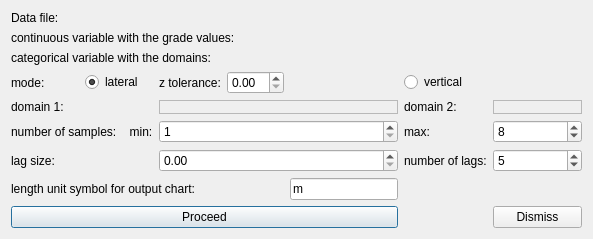
The window that dialogs/contactanalysisdialog.ui (PauloCarvalhoRJ/gammaray) describes before a commit, drawn with Qt 5.
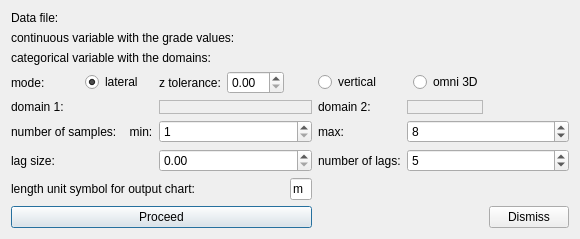
The same window after the commit.

Diff of the .ui file:
```diff
--- a/dialogs/contactanalysisdialog.ui
+++ b/dialogs/contactanalysisdialog.ui
@@ -6,21 +6,32 @@
    <rect>
     <x>0</x>
     <y>0</y>
-    <width>593</width>
+    <width>563</width>
     <height>225</height>
    </rect>
   </property>
   <property name="windowTitle">
    <string>Dialog</string>
   </property>
-  <layout class="QGridLayout" name="gridLayout" rowstretch="0,0,0,0,0,0,0,0,0,0,0,0" columnstretch="0,0,0,0,0,0,1,0" rowminimumheight="0,0,0,0,0,0,0,0,0,0,0,0" columnminimumwidth="0,0,0,0,0,0,0,0">
-   <item row="11" column="0" colspan="5">
-    <widget class="QPushButton" name="btnProceed">
+  <layout class="QGridLayout" name="gridLayout" rowstretch="0,0,0,0,0,0,0,0,0,0,0,0" columnstretch="0,0,0,0,0,0,1,0,0" rowminimumheight="0,0,0,0,0,0,0,0,0,0,0,0" columnminimumwidth="0,0,0,0,0,0,0,0,0">
+   <item row="6" column="0">
+    <widget class="QLabel" name="label_4">
      <property name="text">
-      <string>Proceed</string>
+      <string>domain 1:</string>
      </property>
-     <property name="default">
-      <bool>true</bool>
+    </widget>
+   </item>
+   <item row="0" column="0" colspan="8">
+    <widget class="QLabel" name="lblDataFile">
+     <property name="text">
+      <string>Data file: </string>
+     </property>
+    </widget>
+   </item>
+   <item row="9" column="0">
+    <widget class="QLabel" name="label_8">
+     <property name="text">
+      <string>lag size:</string>
      </property>
     </widget>
    </item>
@@ -31,10 +42,20 @@
      </property>
     </widget>
    </item>
-   <item row="9" column="5">
-    <widget class="QLabel" name="label_9">
+   <item row="10" column="0" colspan="4">
+    <widget class="QLabel" name="label_10">
      <property name="text">
-      <string>number of lags:</string>
+      <string>length unit symbol for output chart:</string>
+     </property>
+    </widget>
+   </item>
+   <item row="3" column="1">
+    <widget class="QRadioButton" name="radioLateral">
+     <property name="text">
+      <string>lateral</string>
+     </property>
+     <property name="checked">
+      <bool>true</bool>
      </property>
     </widget>
    </item>
@@ -51,6 +72,47 @@
      </property>
     </widget>
    </item>
+   <item row="3" column="2">
+    <widget class="QLabel" name="lblZTolerance">
+     <property name="text">
+      <string>z tolerance:</string>
+     </property>
+    </widget>
+   </item>
+   <item row="8" column="0" colspan="2">
+    <widget class="QLabel" name="label_6">
+     <property name="text">
+      <string>number of samples:    min:</string>
+     </property>
+    </widget>
+   </item>
+   <item row="6" column="2" colspan="3">
+    <widget class="QFrame" name="frmDomain1">
+     <property name="frameShape">
+      <enum>QFrame::StyledPanel</enum>
+     </property>
+     <property name="frameShadow">
+      <enum>QFrame::Raised</enum>
+     </property>
+     <layout class="QVBoxLayout" name="verticalLayout">
+      <property name="spacing">
+       <number>0</number>
+      </property>
+      <property name="leftMargin">
+       <number>0</number>
+      </property>
+      <property name="topMargin">
+       <number>0</number>
+      </property>
+      <property name="rightMargin">
+       <number>0</number>
+      </property>
+      <property name="bottomMargin">
+       <number>0</number>
+      </property>
+     </layout>
+    </widget>
+   </item>
    <item row="6" column="6" colspan="2">
     <widget class="QFrame" name="frmDomain2">
      <property name="frameShape">
@@ -78,10 +140,55 @@
      </layout>
     </widget>
    </item>
-   <item row="0" column="0" colspan="8">
-    <widget class="QLabel" name="lblDataFile">
+   <item row="10" column="4">
+    <widget class="QLineEdit" name="txtLengthUnitSymbol">
      <property name="text">
-      <string>Data file: </string>
+      <string>m</string>
+     </property>
+    </widget>
+   </item>
+   <item row="3" column="3">
+    <widget class="QDoubleSpinBox" name="dblSpinZTolerance">
+     <property name="toolTip">
+      <string>&lt;html&gt;&lt;head/&gt;&lt;body&gt;&lt;p&gt;This value is used with 3D non-gridded data files (e.g. point sets) to consider whether two neighboring samples are in the same Z level.&lt;/p&gt;&lt;/body&gt;&lt;/html&gt;</string>
+     </property>
+    </widget>
+   </item>
+   <item row="8" column="5">
+    <widget class="QLabel" name="label_7">
+     <property name="text">
+      <string>max:</string>
+     </property>
+    </widget>
+   </item>
+   <item row="6" column="5">
+    <widget class="QLabel" name="label_5">
+     <property name="text">
+      <string>domain 2:</string>
+     </property>
+    </widget>
+   </item>
+   <item row="9" column="5">
+    <widget class="QLabel" name="label_9">
+     <property name="text">
+      <string>number of lags:</string>
+     </property>
+    </widget>
+   </item>
+   <item row="11" column="0" colspan="5">
+    <widget class="QPushButton" name="btnProceed">
+     <property name="text">
+      <string>Proceed</string>
+     </property>
+     <property name="default">
+      <bool>true</bool>
+     </property>
+    </widget>
+   </item>
+   <item row="3" column="5">
+    <widget class="QRadioButton" name="radioVertical">
+     <property name="text">
+      <string>vertical</string>
      </property>
     </widget>
    </item>
@@ -92,33 +199,6 @@
      </property>
     </widget>
    </item>
-   <item row="6" column="2" colspan="3">
-    <widget class="QFrame" name="frmDomain1">
-     <property name="frameShape">
-      <enum>QFrame::StyledPanel</enum>
-     </property>
-     <property name="frameShadow">
-      <enum>QFrame::Raised</enum>
-     </property>
-     <layout class="QVBoxLayout" name="verticalLayout">
-      <property name="spacing">
-       <number>0</number>
-      </property>
-      <property name="leftMargin">
-       <number>0</number>
-      </property>
-      <property name="topMargin">
-       <number>0</number>
-      </property>
-      <property name="rightMargin">
-       <number>0</number>
-      </property>
-      <property name="bottomMargin">
-       <number>0</number>
-      </property>
-     </layout>
-    </widget>
-   </item>
    <item row="1" column="0" colspan="8">
     <widget class="QLabel" name="lblGradeAttribute">
      <property name="text">
@@ -133,7 +213,17 @@
      </property>
     </widget>
    </item>
-   <item row="9" column="6" colspan="2">
+   <item row="8" column="6" colspan="3">
+    <widget class="QSpinBox" name="spinMaxNumberOfSamples">
+     <property name="minimum">
+      <number>1</number>
+     </property>
+     <property name="value">
+      <number>8</number>
+     </property>
+    </widget>
+   </item>
+   <item row="9" column="6" colspan="3">
     <widget class="QSpinBox" name="spinNumberOfLags">
      <property name="minimum">
       <number>1</number>
@@ -143,100 +233,17 @@
      </property>
     </widget>
    </item>
-   <item row="8" column="0" colspan="2">
-    <widget class="QLabel" name="label_6">
-     <property name="text">
-      <string>number of samples:    min:</string>
-     </property>
-    </widget>
-   </item>
-   <item row="8" column="5">
-    <widget class="QLabel" name="label_7">
-     <property name="text">
-      <string>max:</string>
-     </property>
-    </widget>
-   </item>
-   <item row="10" column="0" colspan="4">
-    <widget class="QLabel" name="label_10">
-     <property name="text">
-      <string>length unit symbol for output chart:</string>
-     </property>
-    </widget>
-   </item>
-   <item row="11" column="6" colspan="2">
+   <item row="11" column="8">
     <widget class="QPushButton" name="btnDismiss">
      <property name="text">
       <string>Dismiss</string>
      </property>
     </widget>
    </item>
-   <item row="6" column="5">
-    <widget class="QLabel" name="label_5">
+   <item row="3" column="7">
+    <widget class="QRadioButton" name="radioOmni3D">
      <property name="text">
-      <string>domain 2:</string>
-     </property>
-    </widget>
-   </item>
-   <item row="9" column="0">
-    <widget class="QLabel" name="label_8">
-     <property name="text">
-      <string>lag size:</string>
-     </property>
-    </widget>
-   </item>
-   <item row="10" column="4">
-    <widget class="QLineEdit" name="txtLengthUnitSymbol">
-     <property name="text">
-      <string>m</string>
-     </property>
-    </widget>
-   </item>
-   <item row="8" column="6" colspan="2">
-    <widget class="QSpinBox" name="spinMaxNumberOfSamples">
-     <property name="minimum">
-      <number>1</number>
-     </property>
-     <property name="value">
-      <number>8</number>
-     </property>
-    </widget>
-   </item>
-   <item row="6" column="0">
-    <widget class="QLabel" name="label_4">
-     <property name="text">
-      <string>domain 1:</string>
-     </property>
-    </widget>
-   </item>
-   <item row="3" column="1">
-    <widget class="QRadioButton" name="radioLateral">
-     <property name="text">
-      <string>lateral</string>
-     </property>
-     <property name="checked">
-      <bool>true</bool>
-     </property>
-    </widget>
-   </item>
-   <item row="3" column="2">
-    <widget class="QLabel" name="lblZTolerance">
-     <property name="text">
-      <string>z tolerance:</string>
-     </property>
-    </widget>
-   </item>
-   <item row="3" column="3">
-    <widget class="QDoubleSpinBox" name="dblSpinZTolerance">
-     <property name="toolTip">
-      <string>&lt;html&gt;&lt;head/&gt;&lt;body&gt;&lt;p&gt;This value is used with 3D non-gridded data files (e.g. point sets) to consider whether two neighboring samples are in the same Z level.&lt;/p&gt;&lt;/body&gt;&lt;/html&gt;</string>
-     </property>
-    </widget>
-   </item>
-   <item row="3" column="5">
-    <widget class="QRadioButton" name="radioVertical">
-     <property name="text">
-      <string>vertical</string>
+      <string>omni 3D</string>
      </property>
     </widget>
    </item>
```
